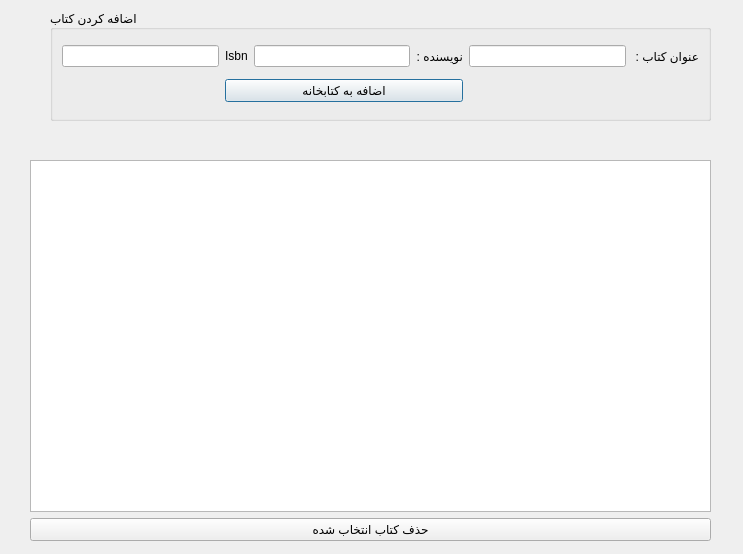
First picture: the form in main_window.ui, repository aliazargoon5960/library-manager, before the edit.
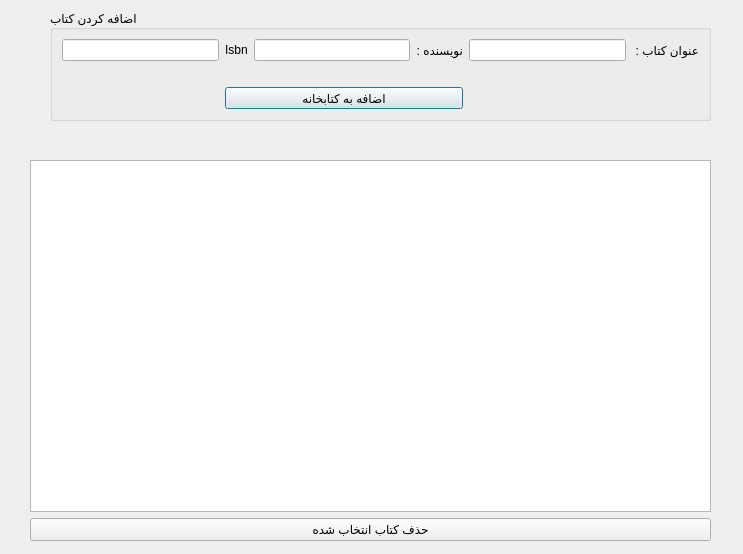
Second picture: the form after the edit.

```diff
--- a/main_window.ui
+++ b/main_window.ui
@@ -26,6 +26,13 @@
     <string>اضافه کردن کتاب</string>
    </property>
    <layout class="QGridLayout" name="gridLayout">
+    <item row="2" column="1" colspan="3">
+     <widget class="QPushButton" name="btn_add">
+      <property name="text">
+       <string>اضافه به کتابخانه</string>
+      </property>
+     </widget>
+    </item>
     <item row="0" column="0">
      <widget class="QLineEdit" name="txt_isbn"/>
     </item>
@@ -56,16 +63,30 @@
       </property>
      </widget>
     </item>
-    <item row="1" column="1" colspan="3">
-     <widget class="QPushButton" name="btn_add">
+    <item row="1" column="2">
+     <widget class="QLabel" name="lbl_author_error">
       <property name="text">
-       <string>اضافه به کتابخانه</string>
+       <string/>
+      </property>
+     </widget>
+    </item>
+    <item row="1" column="4">
+     <widget class="QLabel" name="lbl_title_error">
+      <property name="text">
+       <string/>
+      </property>
+     </widget>
+    </item>
+    <item row="1" column="0">
+     <widget class="QLabel" name="lbl_isbn_error">
+      <property name="text">
+       <string/>
       </property>
      </widget>
     </item>
    </layout>
   </widget>
-  <widget class="QWidget" name="">
+  <widget class="QWidget" name="layoutWidget">
    <property name="geometry">
     <rect>
      <x>30</x>
```
Left out of the diff: 6 changed lines with no effect on the pictures.
